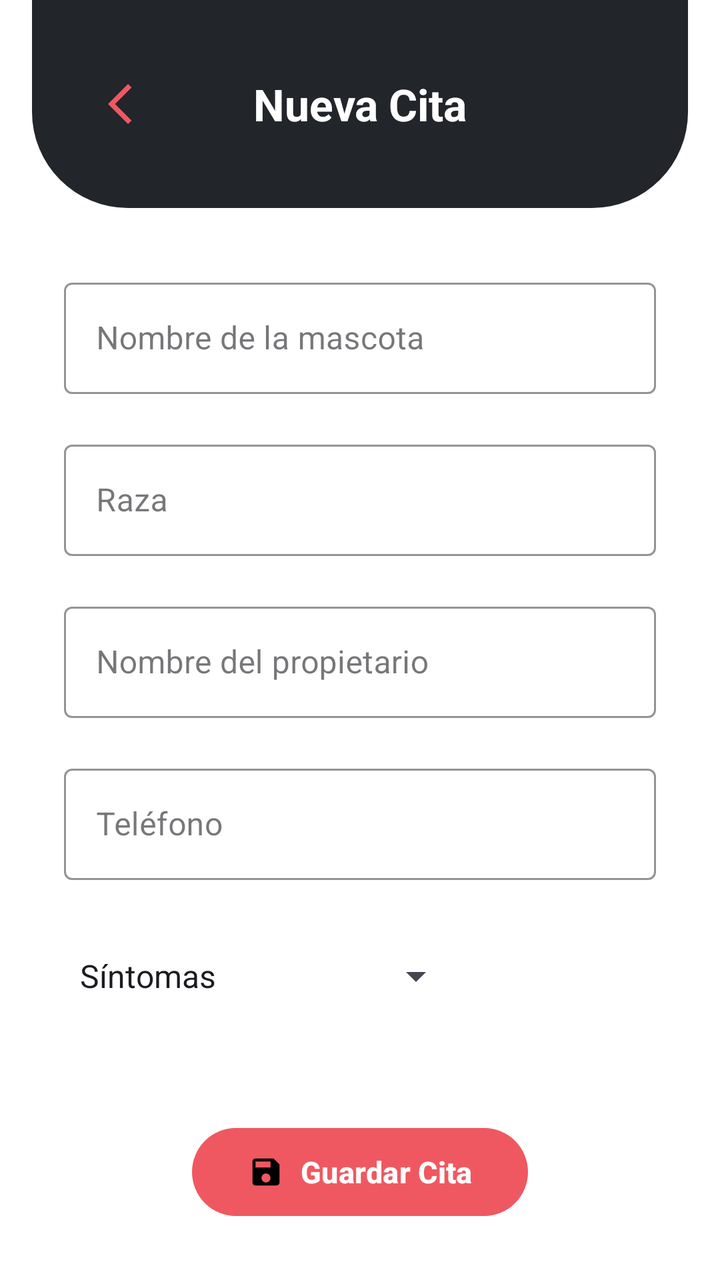
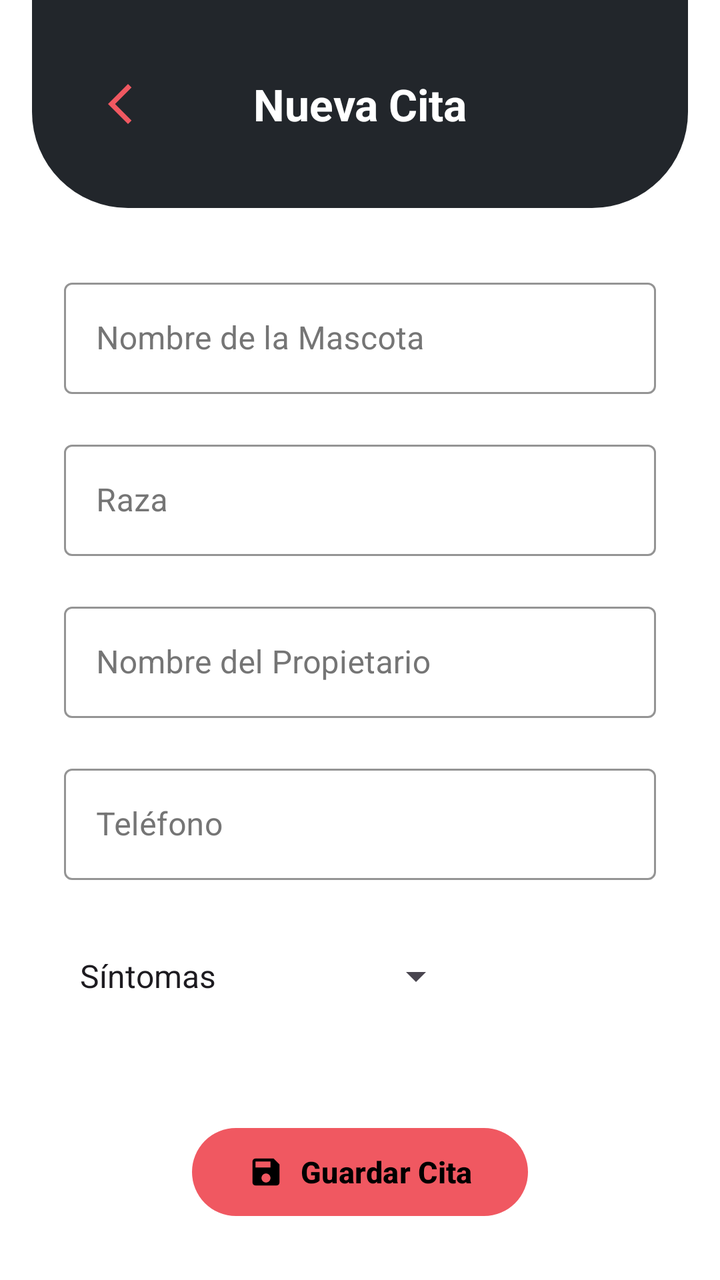

Compare the two renders of this Android layout. The source of the first and the diff that turns it into the second are given below.
<!-- AndroidManifest.xml: application theme Theme.DogApp -->
<!-- res/layout/fragment_nueva_cita.xml -->
<?xml version="1.0" encoding="utf-8"?>
<layout xmlns:android="http://schemas.android.com/apk/res/android"
    xmlns:app="http://schemas.android.com/apk/res-auto"
    xmlns:tools="http://schemas.android.com/tools">

    <androidx.constraintlayout.widget.ConstraintLayout
        android:layout_width="match_parent"
        android:layout_height="match_parent"
        android:background="@color/white"
        tools:context=".view.fragment.Fragment_nueva_cita">

        <androidx.constraintlayout.widget.ConstraintLayout
            android:id="@+id/toolbarNuevaCita"
            android:layout_width="0dp"
            android:layout_height="104dp"
            android:layout_marginHorizontal="16dp"
            android:background="@drawable/bg_toolbar_curved"
            android:paddingHorizontal="24dp"
            app:layout_constraintEnd_toEndOf="parent"
            app:layout_constraintStart_toStartOf="parent"
            app:layout_constraintTop_toTopOf="parent">

            <ImageButton
                android:id="@+id/btnVolver"
                android:layout_width="40dp"
                android:layout_height="40dp"
                android:background="@android:color/transparent"
                android:contentDescription="@string/titulo_nueva_cita"
                android:src="@drawable/ic_arrow_back_pink"
                app:layout_constraintBottom_toBottomOf="parent"
                app:layout_constraintStart_toStartOf="parent"
                app:layout_constraintTop_toTopOf="parent"
                app:tint="@color/pink_primary" />

            <TextView
                android:id="@+id/tvTituloToolbar"
                android:layout_width="wrap_content"
                android:layout_height="wrap_content"
                android:text="@string/titulo_nueva_cita"
                android:textColor="@color/white"
                android:textSize="22sp"
                android:textStyle="bold"
                app:layout_constraintBottom_toBottomOf="parent"
                app:layout_constraintEnd_toEndOf="parent"
                app:layout_constraintStart_toStartOf="parent"
                app:layout_constraintTop_toTopOf="parent" />
        </androidx.constraintlayout.widget.ConstraintLayout>

        <ScrollView
            android:layout_width="0dp"
            android:layout_height="0dp"
            android:fillViewport="true"
            app:layout_constraintBottom_toBottomOf="parent"
            app:layout_constraintEnd_toEndOf="parent"
            app:layout_constraintStart_toStartOf="parent"
            app:layout_constraintTop_toBottomOf="@id/toolbarNuevaCita">

            <LinearLayout
                android:layout_width="match_parent"
                android:layout_height="wrap_content"
                android:orientation="vertical"
                android:paddingHorizontal="32dp"
                android:paddingTop="32dp"
                android:paddingBottom="24dp">

                <com.google.android.material.textfield.TextInputLayout
                    android:id="@+id/tilNombreMascota"
                    style="@style/Widget.MaterialComponents.TextInputLayout.OutlinedBox"
                    android:layout_width="match_parent"
                    android:layout_height="wrap_content"
                    android:hint="@string/hint_nombre_mascota"
                    app:boxStrokeColor="@color/purple_focus"
                    app:hintTextColor="@color/purple_focus">

                    <com.google.android.material.textfield.TextInputEditText
                        android:id="@+id/etNombreMascota"
                        android:layout_width="match_parent"
                        android:layout_height="wrap_content"
                        android:inputType="textPersonName"
                        android:maxLength="15" />
                </com.google.android.material.textfield.TextInputLayout>

                <com.google.android.material.textfield.TextInputLayout
                    android:id="@+id/tilRaza"
                    style="@style/Widget.MaterialComponents.TextInputLayout.OutlinedBox"
                    android:layout_width="match_parent"
                    android:layout_height="wrap_content"
                    android:layout_marginTop="20dp"
                    android:hint="@string/hint_raza"
                    app:boxStrokeColor="@color/purple_focus"
                    app:hintTextColor="@color/purple_focus">

                    <AutoCompleteTextView
                        android:id="@+id/actvRaza"
                        style="@style/Widget.MaterialComponents.AutoCompleteTextView.OutlinedBox"
                        android:layout_width="match_parent"
                        android:layout_height="wrap_content"
                        android:completionThreshold="2"
                        android:inputType="text" />
                </com.google.android.material.textfield.TextInputLayout>

                <com.google.android.material.textfield.TextInputLayout
                    android:id="@+id/tilNombrePropietario"
                    style="@style/Widget.MaterialComponents.TextInputLayout.OutlinedBox"
                    android:layout_width="match_parent"
                    android:layout_height="wrap_content"
                    android:layout_marginTop="20dp"
                    android:hint="@string/hint_nombre_propietario"
                    app:boxStrokeColor="@color/purple_focus"
                    app:hintTextColor="@color/purple_focus">

                    <com.google.android.material.textfield.TextInputEditText
                        android:id="@+id/etNombrePropietario"
                        android:layout_width="match_parent"
                        android:layout_height="wrap_content"
                        android:inputType="textPersonName"
                        android:maxLength="30" />
                </com.google.android.material.textfield.TextInputLayout>

                <com.google.android.material.textfield.TextInputLayout
                    android:id="@+id/tilTelefono"
                    style="@style/Widget.MaterialComponents.TextInputLayout.OutlinedBox"
                    android:layout_width="match_parent"
                    android:layout_height="wrap_content"
                    android:layout_marginTop="20dp"
                    android:hint="@string/hint_telefono"
                    app:boxStrokeColor="@color/purple_focus"
                    app:hintTextColor="@color/purple_focus">

                    <com.google.android.material.textfield.TextInputEditText
                        android:id="@+id/etTelefono"
                        android:layout_width="match_parent"
                        android:layout_height="wrap_content"
                        android:inputType="number"
                        android:maxLength="10" />
                </com.google.android.material.textfield.TextInputLayout>

                <Spinner
                    android:id="@+id/spSintomas"
                    android:layout_width="200dp"
                    android:layout_height="48dp"
                    android:layout_marginTop="24dp"
                    android:entries="@array/lista_sintomas" />

                <com.google.android.material.button.MaterialButton
                    android:id="@+id/btnGuardarCita"
                    android:layout_width="wrap_content"
                    android:layout_height="52dp"
                    android:layout_gravity="center_horizontal"
                    android:layout_marginTop="48dp"
                    android:enabled="false"
                    android:paddingHorizontal="28dp"
                    android:text="@string/btn_guardar_cita"
                    android:textAllCaps="false"
                    android:textColor="@color/white"
                    android:textSize="15sp"
                    android:textStyle="bold"
                    app:backgroundTint="@color/pink_primary"
                    app:cornerRadius="26dp"
                    app:icon="@drawable/ic_save"
                    app:iconGravity="textStart"
                    app:iconTint="@color/black" />

            </LinearLayout>
        </ScrollView>

    </androidx.constraintlayout.widget.ConstraintLayout>
</layout>
<!-- resources referenced by this layout -->
<resources>
  <string-array name="lista_sintomas">
          <item>Síntomas</item>
          <item>Solo duerme</item>
          <item>No come</item>
          <item>Fractura extremidad</item>
          <item>Tiene pulgas</item>
          <item>Tiene garrapatas</item>
          <item>Bota demasiado pelo</item>
      </string-array>
  <color name="black">#FF000000</color>
  <color name="pink_primary">#F05861</color>
  <color name="purple_focus">#6200EE</color>
  <color name="white">#FFFFFFFF</color>
  <!-- drawable bg_toolbar_curved (drawable) -->
  <?xml version="1.0" encoding="utf-8"?>
  <shape xmlns:android="http://schemas.android.com/apk/res/android"
      android:shape="rectangle">
      <solid android:color="@color/dark_header" />
      <corners
          android:topLeftRadius="0dp"
          android:topRightRadius="0dp"
          android:bottomLeftRadius="48dp"
          android:bottomRightRadius="48dp" />
  </shape>
  <!-- drawable ic_arrow_back_pink (drawable) -->
  <vector xmlns:android="http://schemas.android.com/apk/res/android"
      android:width="24dp"
      android:height="24dp"
      android:viewportWidth="24"
      android:viewportHeight="24">
      <path
          android:fillColor="#F05861"
          android:pathData="M17.77,3.77l-1.77,-1.77l-10,10l10,10l1.77,-1.77l-8.23,-8.23z" />
  </vector>
  <!-- drawable ic_save (drawable) -->
  <vector xmlns:android="http://schemas.android.com/apk/res/android"
      android:width="24dp"
      android:height="24dp"
      android:viewportWidth="24"
      android:viewportHeight="24">
      <path
          android:fillColor="#000000"
          android:pathData="M17,3L5,3c-1.11,0 -2,0.9 -2,2v14c0,1.1 0.89,2 2,2h14c1.1,0 2,-0.9 2,-2L21,7l-4,-4zM12,19c-1.66,0 -3,-1.34 -3,-3s1.34,-3 3,-3 3,1.34 3,3 -1.34,3 -3,3zM15,9L5,9L5,5h10v4z" />
  </vector>
  <string name="btn_guardar_cita">Guardar Cita</string>
  <string name="hint_nombre_mascota">Nombre de la mascota</string>
  <string name="hint_nombre_propietario">Nombre del propietario</string>
  <string name="hint_raza">Raza</string>
  <string name="hint_telefono">Teléfono</string>
  <string name="titulo_nueva_cita">Nueva Cita</string>
  <style name="Theme.DogApp" parent="Base.Theme.DogApp" />
  <color name="dark_header">#22262B</color>
  <style name="Base.Theme.DogApp" parent="Theme.Material3.DayNight.NoActionBar">
          
          
      </style>
</resources>

<!-- the commit's change to res/layout/fragment_nueva_cita.xml (unified diff, before → after) -->
@@ -69,6 +69,7 @@
                     android:layout_width="match_parent"
                     android:layout_height="wrap_content"
                     android:hint="@string/hint_nombre_mascota"
+                    android:textColorHint="@color/gray_hint"
                     app:boxStrokeColor="@color/purple_focus"
                     app:hintTextColor="@color/purple_focus">
 
@@ -87,6 +88,7 @@
                     android:layout_height="wrap_content"
                     android:layout_marginTop="20dp"
                     android:hint="@string/hint_raza"
+                    android:textColorHint="@color/gray_hint"
                     app:boxStrokeColor="@color/purple_focus"
                     app:hintTextColor="@color/purple_focus">
 
@@ -106,6 +108,7 @@
                     android:layout_height="wrap_content"
                     android:layout_marginTop="20dp"
                     android:hint="@string/hint_nombre_propietario"
+                    android:textColorHint="@color/gray_hint"
                     app:boxStrokeColor="@color/purple_focus"
                     app:hintTextColor="@color/purple_focus">
 
@@ -124,6 +127,7 @@
                     android:layout_height="wrap_content"
                     android:layout_marginTop="20dp"
                     android:hint="@string/hint_telefono"
+                    android:textColorHint="@color/gray_hint"
                     app:boxStrokeColor="@color/purple_focus"
                     app:hintTextColor="@color/purple_focus">
 
@@ -152,7 +156,7 @@
                     android:paddingHorizontal="28dp"
                     android:text="@string/btn_guardar_cita"
                     android:textAllCaps="false"
-                    android:textColor="@color/white"
+                    android:textColor="@color/black"
                     android:textSize="15sp"
                     android:textStyle="bold"
                     app:backgroundTint="@color/pink_primary"
<!-- resource entries referenced after the edit -->
@@ -10,6 +10,7 @@
           <item>Bota demasiado pelo</item>
       </string-array>
   <color name="black">#FF000000</color>
+  <color name="gray_hint">#757575</color>
   <color name="pink_primary">#F05861</color>
   <color name="purple_focus">#6200EE</color>
   <color name="white">#FFFFFFFF</color>
@@ -45,8 +46,8 @@
           android:pathData="M17,3L5,3c-1.11,0 -2,0.9 -2,2v14c0,1.1 0.89,2 2,2h14c1.1,0 2,-0.9 2,-2L21,7l-4,-4zM12,19c-1.66,0 -3,-1.34 -3,-3s1.34,-3 3,-3 3,1.34 3,3 -1.34,3 -3,3zM15,9L5,9L5,5h10v4z" />
   </vector>
   <string name="btn_guardar_cita">Guardar Cita</string>
-  <string name="hint_nombre_mascota">Nombre de la mascota</string>
-  <string name="hint_nombre_propietario">Nombre del propietario</string>
+  <string name="hint_nombre_mascota">Nombre de la Mascota</string>
+  <string name="hint_nombre_propietario">Nombre del Propietario</string>
   <string name="hint_raza">Raza</string>
   <string name="hint_telefono">Teléfono</string>
   <string name="titulo_nueva_cita">Nueva Cita</string>
